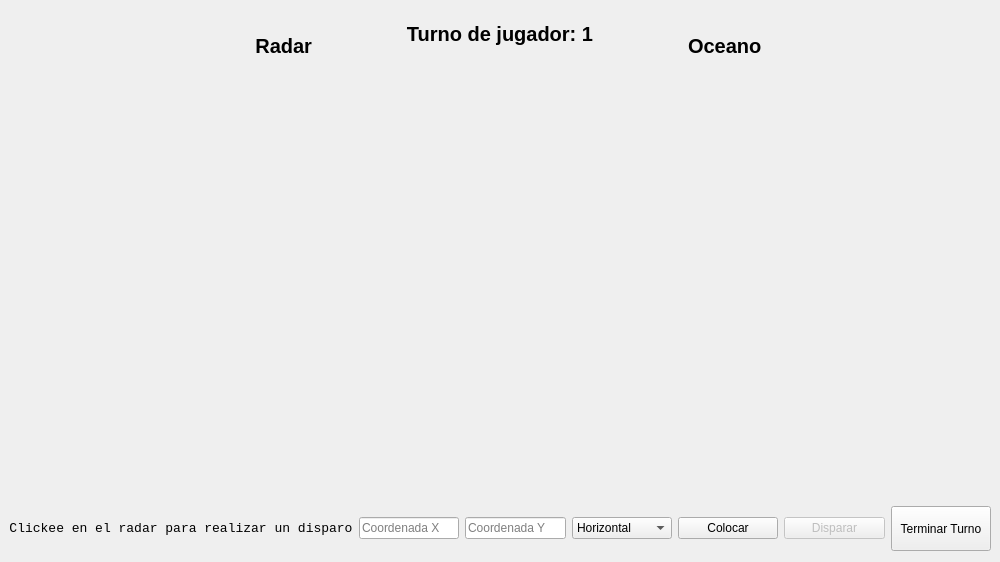
First picture: the form in batalla_naval_poo/mainwindow.ui, repository Fede-T/TP3_POO, before the edit.
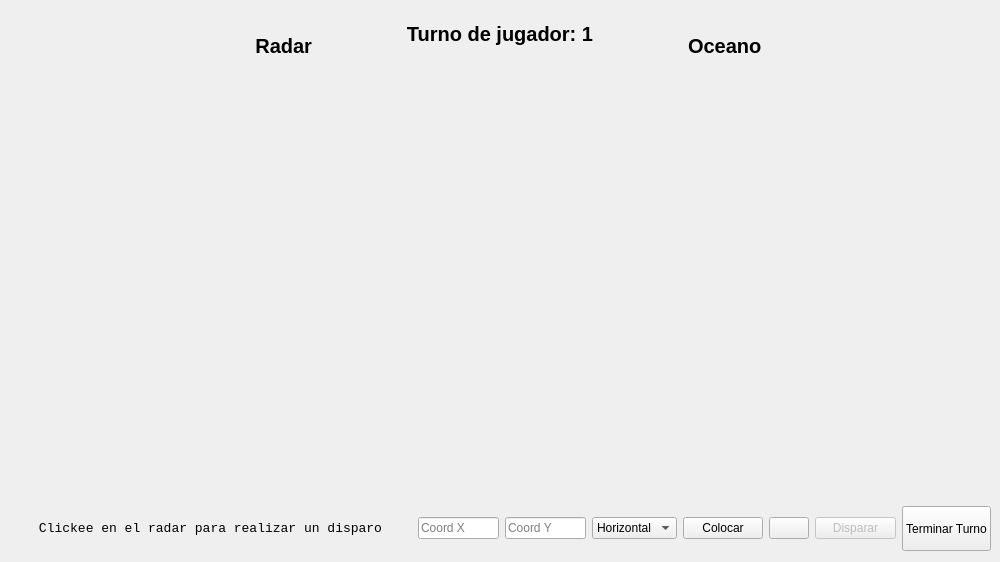
Second picture: the form after the edit. Icons and pictures are not drawn.

What changed in the file:
```diff
--- a/batalla_naval_poo/mainwindow.ui
+++ b/batalla_naval_poo/mainwindow.ui
@@ -208,7 +208,7 @@
      </layout>
     </item>
     <item>
-     <layout class="QHBoxLayout" name="parte_inferior" stretch="1,1,1,1,1,1,1">
+     <layout class="QHBoxLayout" name="parte_inferior" stretch="5,1,1,1,1,0,1,1">
       <property name="sizeConstraint">
        <enum>QLayout::SetNoConstraint</enum>
       </property>
@@ -220,6 +220,12 @@
       </property>
       <item>
        <widget class="QLabel" name="instruccionesLabel">
+        <property name="sizePolicy">
+         <sizepolicy hsizetype="Expanding" vsizetype="Preferred">
+          <horstretch>0</horstretch>
+          <verstretch>0</verstretch>
+         </sizepolicy>
+        </property>
         <property name="font">
          <font>
           <family>Consolas</family>
@@ -237,14 +243,14 @@
       <item>
        <widget class="QLineEdit" name="coordX">
         <property name="placeholderText">
-         <string>Coordenada X</string>
+         <string>Coord X</string>
         </property>
        </widget>
       </item>
       <item>
        <widget class="QLineEdit" name="coordY">
         <property name="placeholderText">
-         <string>Coordenada Y</string>
+         <string>Coord Y</string>
         </property>
        </widget>
       </item>
@@ -253,6 +259,12 @@
         <property name="enabled">
          <bool>true</bool>
         </property>
+        <property name="sizePolicy">
+         <sizepolicy hsizetype="Expanding" vsizetype="Fixed">
+          <horstretch>0</horstretch>
+          <verstretch>0</verstretch>
+         </sizepolicy>
+        </property>
         <item>
          <property name="text">
           <string>Horizontal</string>
@@ -267,16 +279,44 @@
       </item>
       <item>
        <widget class="QPushButton" name="btnColocar">
+        <property name="sizePolicy">
+         <sizepolicy hsizetype="Expanding" vsizetype="Fixed">
+          <horstretch>0</horstretch>
+          <verstretch>0</verstretch>
+         </sizepolicy>
+        </property>
         <property name="text">
          <string>Colocar</string>
         </property>
        </widget>
       </item>
+      <item>
+       <widget class="QPushButton" name="btnRandom">
+        <property name="sizePolicy">
+         <sizepolicy hsizetype="Fixed" vsizetype="Fixed">
+          <horstretch>0</horstretch>
+          <verstretch>0</verstretch>
+         </sizepolicy>
+        </property>
+        <property name="styleSheet">
+         <string notr="true">image: url(:/sprites/random_icon.png);</string>
+        </property>
+        <property name="text">
+         <string/>
+        </property>
+       </widget>
+      </item>
       <item>
        <widget class="QPushButton" name="btnDisparar">
         <property name="enabled">
          <bool>false</bool>
         </property>
+        <property name="sizePolicy">
+         <sizepolicy hsizetype="Expanding" vsizetype="Fixed">
+          <horstretch>0</horstretch>
+          <verstretch>0</verstretch>
+         </sizepolicy>
+        </property>
         <property name="styleSheet">
          <string notr="true"/>
         </property>
@@ -288,7 +328,7 @@
       <item>
        <widget class="QPushButton" name="btnTerminarTurno">
         <property name="sizePolicy">
-         <sizepolicy hsizetype="Ignored" vsizetype="Expanding">
+         <sizepolicy hsizetype="Expanding" vsizetype="Expanding">
           <horstretch>0</horstretch>
           <verstretch>0</verstretch>
          </sizepolicy>
```
